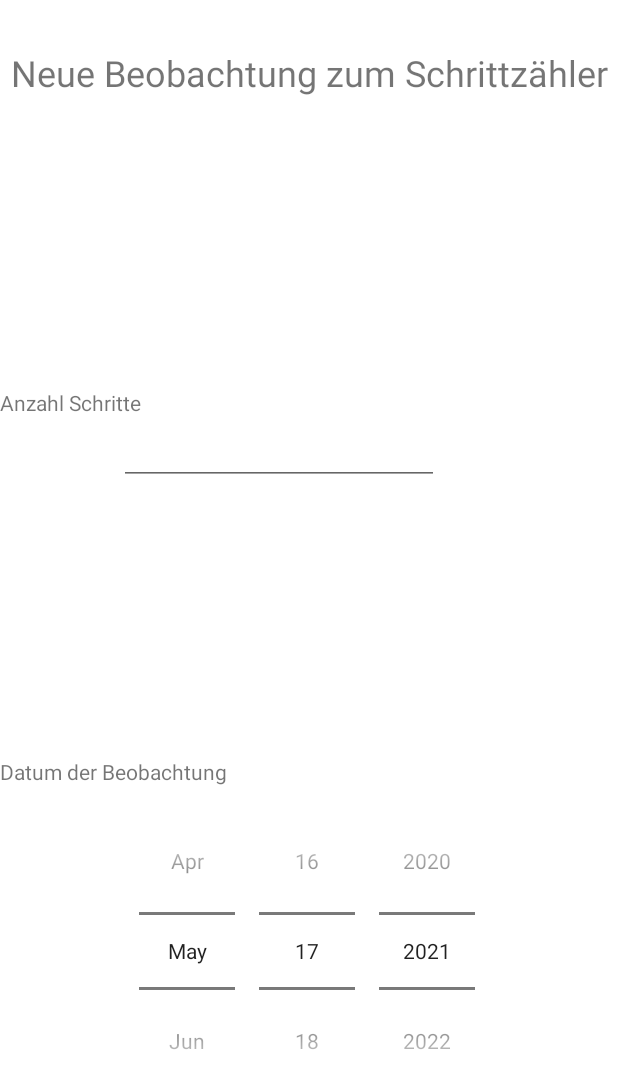
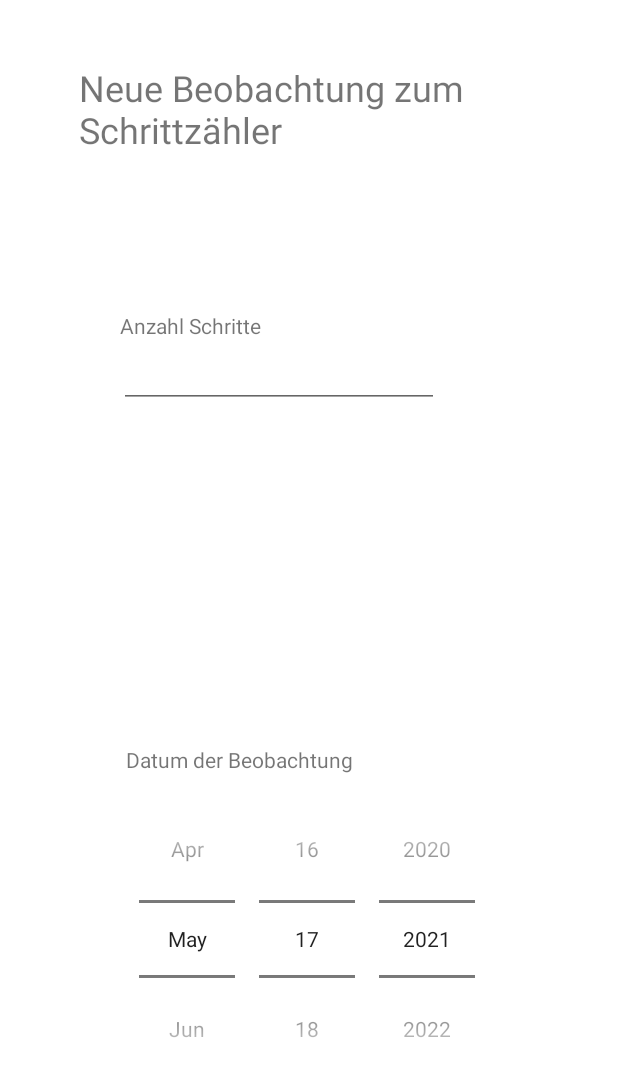
Before and after one commit to StepUp-eHealth-Application/StepUp-Frontend, an Android app: the layout activity_beobachtungen_erfassen.xml on its own in the app's theme, with its tools: preview values and no code run, on a phone screen of 412 x 824 dp. Shown: the top 1088 px of the screen. Run offline under Robolectric (Android 15) with nearby library versions, the phone set to English and light mode, and no system bars.

Commit message:
Beobachtungen erfassen erstellt

```diff
--- a/app/src/main/AndroidManifest.xml
+++ b/app/src/main/AndroidManifest.xml
@@ -9,10 +9,9 @@
         android:roundIcon="@mipmap/ic_launcher_round"
         android:supportsRtl="true"
         android:theme="@style/Theme.StepUp">
-
-        <activity android:name=".PatientDataActivity"></activity>
-        <activity android:name=".DeviceCreationActivity"></activity>
-
+        <activity android:name=".beobachtungen_erfassen"></activity>
+        <activity android:name=".PatientDataActivity" />
+        <activity android:name=".DeviceCreationActivity" />
         <activity android:name=".MainActivity">
             <intent-filter>
                 <action android:name="android.intent.action.MAIN" />
--- a/app/src/main/java/de/hskempten/stepup/MainActivity.java
+++ b/app/src/main/java/de/hskempten/stepup/MainActivity.java
@@ -4,6 +4,8 @@ import androidx.appcompat.app.AppCompatActivity;
 
 import android.os.Bundle;
 import android.widget.Button;
+import android.content.Intent;
+import android.view.View;
 
 public class MainActivity extends AppCompatActivity {
     private Button button;
--- /dev/null
+++ b/app/src/main/java/de/hskempten/stepup/beobachtungen_erfassen.java
@@ -0,0 +1,14 @@
+package de.hskempten.stepup;
+
+import androidx.appcompat.app.AppCompatActivity;
+
+import android.os.Bundle;
+
+public class beobachtungen_erfassen extends AppCompatActivity {
+
+    @Override
+    protected void onCreate(Bundle savedInstanceState) {
+        super.onCreate(savedInstanceState);
+        setContentView(R.layout.activity_beobachtungen_erfassen);
+    }
+}
--- a/app/src/main/res/layout/beobachtungen_erfassen.xml
+++ b/app/src/main/res/layout/activity_beobachtungen_erfassen.xml
@@ -1,28 +1,30 @@
 <?xml version="1.0" encoding="utf-8"?>
-<androidx.constraintlayout.widget.ConstraintLayout
-    xmlns:android="http://schemas.android.com/apk/res/android"
+<androidx.constraintlayout.widget.ConstraintLayout xmlns:android="http://schemas.android.com/apk/res/android"
     xmlns:app="http://schemas.android.com/apk/res-auto"
     xmlns:tools="http://schemas.android.com/tools"
     android:layout_width="match_parent"
-    android:layout_height="match_parent">
+    android:layout_height="match_parent"
+    tools:context=".beobachtungen_erfassen">
+
 
     <TextView
         android:id="@+id/textView2"
-        android:layout_width="wrap_content"
-        android:layout_height="wrap_content"
-        android:layout_marginTop="32dp"
+        android:layout_width="306dp"
+        android:layout_height="83dp"
         android:text="Neue Beobachtung zum Schrittzähler"
         android:textSize="24sp"
+        app:layout_constraintBottom_toBottomOf="parent"
         app:layout_constraintEnd_toEndOf="parent"
+        app:layout_constraintHorizontal_bias="0.495"
         app:layout_constraintStart_toStartOf="parent"
-        app:layout_constraintTop_toTopOf="parent" />
-
+        app:layout_constraintTop_toTopOf="parent"
+        app:layout_constraintVertical_bias="0.057" />
 
     <DatePicker
         android:id="@+id/datePicker1"
         android:layout_width="wrap_content"
         android:layout_height="wrap_content"
-        android:layout_marginBottom="84dp"
+        android:layout_marginBottom="92dp"
         android:calendarViewShown="false"
         android:datePickerMode="spinner"
         app:layout_constraintBottom_toBottomOf="parent"
@@ -37,7 +39,11 @@
         android:layout_marginBottom="4dp"
         android:text="Datum der Beobachtung"
         app:layout_constraintBottom_toTopOf="@+id/datePicker1"
-        tools:layout_editor_absoluteX="84dp" />
+        app:layout_constraintEnd_toEndOf="parent"
+        app:layout_constraintHorizontal_bias="0.323"
+        app:layout_constraintStart_toStartOf="parent"
+        app:layout_constraintTop_toTopOf="parent"
+        app:layout_constraintVertical_bias="1.0" />
 
     <TextView
         android:id="@+id/textView4"
@@ -45,7 +51,9 @@
         android:layout_height="wrap_content"
         android:text="Anzahl Schritte"
         app:layout_constraintBottom_toTopOf="@+id/editTextNumber"
-        tools:layout_editor_absoluteX="80dp" />
+        app:layout_constraintEnd_toEndOf="parent"
+        app:layout_constraintHorizontal_bias="0.252"
+        app:layout_constraintStart_toStartOf="parent" />
 
     <EditText
         android:id="@+id/editTextNumber"
@@ -58,6 +66,5 @@
         app:layout_constraintHorizontal_bias="0.398"
         app:layout_constraintStart_toStartOf="parent"
         app:layout_constraintTop_toTopOf="parent"
-        app:layout_constraintVertical_bias="0.357" />
-
+        app:layout_constraintVertical_bias="0.291" />
 </androidx.constraintlayout.widget.ConstraintLayout>
```
Also changed, not shown: app/src/main/res/values/strings.xml (line endings or trailing spaces).
